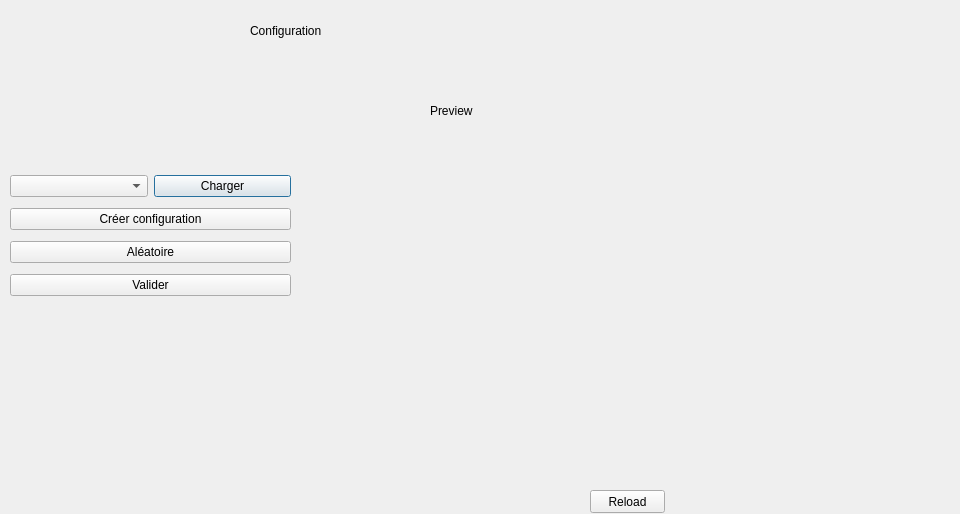
Above: fenetreconfiguration.ui from lmabille/LO21---Printemps-2021---Projet-Cellulut before the change. Below: the same form after it.
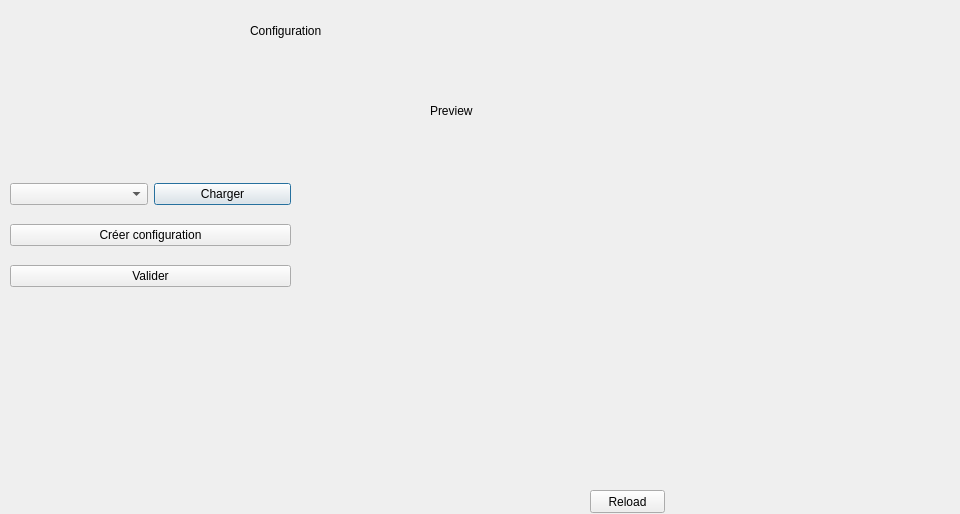
That is the form after the change.

```diff
--- a/fenetreconfiguration.ui
+++ b/fenetreconfiguration.ui
@@ -44,13 +44,6 @@
       </property>
      </widget>
     </item>
-    <item>
-     <widget class="QPushButton" name="btnAleatoire">
-      <property name="text">
-       <string>Aléatoire</string>
-      </property>
-     </widget>
-    </item>
     <item>
      <widget class="QPushButton" name="btnValider">
       <property name="text">
```
